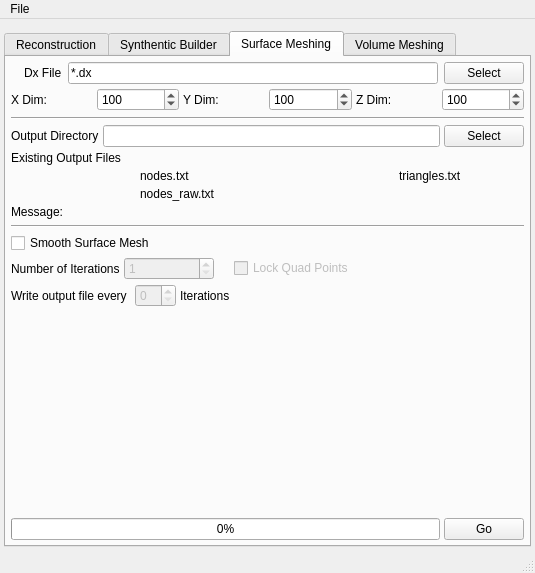
Old version of the form Source/AIM/GUI/UI_Files/RepresentationUI.ui in the repository BlueQuartzSoftware/DREAM3D.
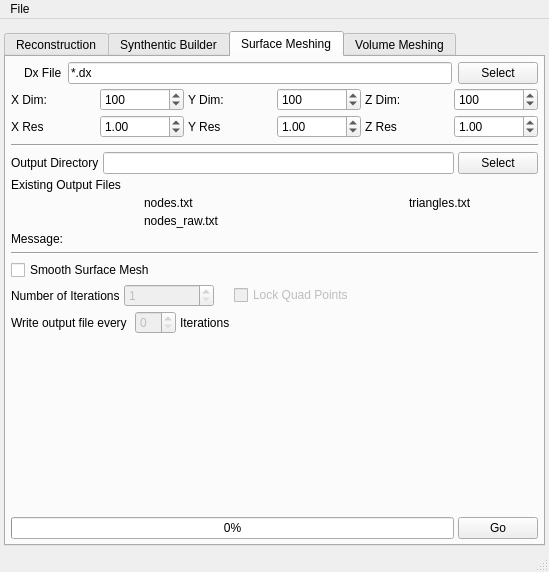
New version of the form. The open tabs and pages were chosen to show the change. Icons and pictures are not drawn.

Commit message: committing code with changes to the properties of voxel class and prior to changing the alignment routine

```diff
--- a/Source/AIM/GUI/UI_Files/RepresentationUI.ui
+++ b/Source/AIM/GUI/UI_Files/RepresentationUI.ui
@@ -7,7 +7,7 @@
     <x>0</x>
     <y>0</y>
     <width>535</width>
-    <height>573</height>
+    <height>572</height>
    </rect>
   </property>
   <property name="windowTitle">
@@ -30,7 +30,7 @@
     <item row="0" column="0">
      <widget class="QTabWidget" name="tabWidget">
       <property name="currentIndex">
-       <number>0</number>
+       <number>2</number>
       </property>
       <widget class="QWidget" name="reconstructionTab">
        <attribute name="title">
@@ -510,7 +510,40 @@
              <double>0.100000000000000</double>
             </property>
             <property name="value">
-             <double>0.200000000000000</double>
+             <double>0.100000000000000</double>
+            </property>
+           </widget>
+          </item>
+          <item>
+           <spacer name="horizontalSpacer_10">
+            <property name="orientation">
+             <enum>Qt::Horizontal</enum>
+            </property>
+            <property name="sizeHint" stdset="0">
+             <size>
+              <width>40</width>
+              <height>20</height>
+             </size>
+            </property>
+           </spacer>
+          </item>
+          <item>
+           <widget class="QLabel" name="label_31">
+            <property name="text">
+             <string>Min Image Quality</string>
+            </property>
+           </widget>
+          </item>
+          <item>
+           <widget class="QDoubleSpinBox" name="minImageQuality">
+            <property name="maximum">
+             <double>5000.000000000000000</double>
+            </property>
+            <property name="singleStep">
+             <double>10.000000000000000</double>
+            </property>
+            <property name="value">
+             <double>50.000000000000000</double>
             </property>
            </widget>
           </item>
@@ -1286,6 +1319,61 @@
           </item>
          </layout>
         </item>
+        <item>
+         <layout class="QGridLayout" name="gridLayout_20">
+          <item row="0" column="5">
+           <widget class="QDoubleSpinBox" name="sm_ZRes">
+            <property name="singleStep">
+             <double>0.250000000000000</double>
+            </property>
+            <property name="value">
+             <double>1.000000000000000</double>
+            </property>
+           </widget>
+          </item>
+          <item row="0" column="3">
+           <widget class="QDoubleSpinBox" name="sm_YRes">
+            <property name="singleStep">
+             <double>0.250000000000000</double>
+            </property>
+            <property name="value">
+             <double>1.000000000000000</double>
+            </property>
+           </widget>
+          </item>
+          <item row="0" column="1">
+           <widget class="QDoubleSpinBox" name="sm_XRes">
+            <property name="singleStep">
+             <double>0.250000000000000</double>
+            </property>
+            <property name="value">
+             <double>1.000000000000000</double>
+            </property>
+           </widget>
+          </item>
+          <item row="0" column="0">
+           <widget class="QLabel" name="label_32">
+            <property name="text">
+             <string>X Res</string>
+            </property>
+           </widget>
+          </item>
+          <item row="0" column="2">
+           <widget class="QLabel" name="label_46">
+            <property name="text">
+             <string>Y Res</string>
+            </property>
+           </widget>
+          </item>
+          <item row="0" column="4">
+           <widget class="QLabel" name="label_47">
+            <property name="text">
+             <string>Z Res</string>
+            </property>
+           </widget>
+          </item>
+         </layout>
+        </item>
         <item>
          <widget class="Line" name="line_4">
           <property name="minimumSize">
@@ -1543,7 +1631,7 @@
           <property name="sizeHint" stdset="0">
            <size>
             <width>20</width>
-            <height>336</height>
+            <height>40</height>
            </size>
           </property>
          </spacer>
```
Left out of the diff: 2 changed lines with no effect on the pictures. The commit also changes 16 other files.
